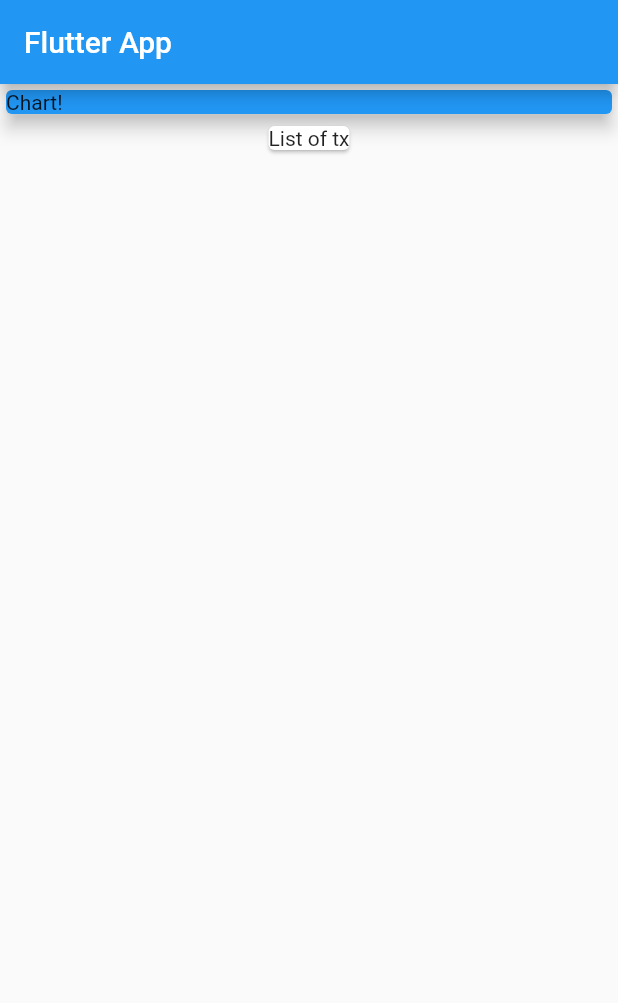
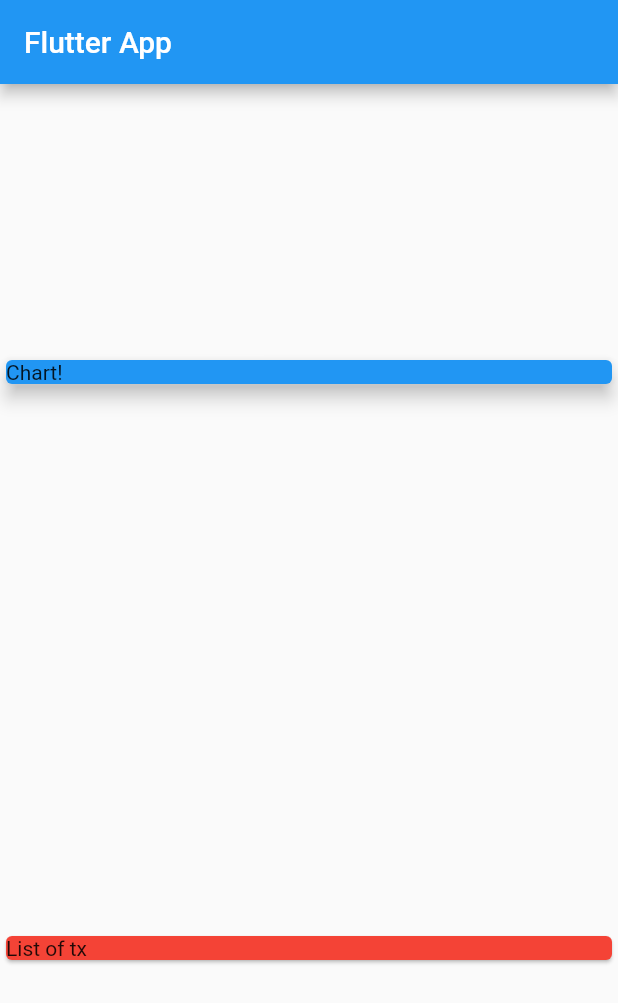
Before and after one commit to Lionel-P-Ablus/demo_02, a Flutter app: the screen it shows after launch, on a phone screen of 412 x 824 dp. Shown: the top 1003 px of the screen. Run offline on Flutter 3.47's test engine with Material 2 defaults, Android fonts, the light colour scheme and no system bars.

Commit message:
column alignment with mainAxisAlignment and crossAxisAlignment

```diff
--- a/lib/main.dart
+++ b/lib/main.dart
@@ -20,6 +20,8 @@ class MyHomePage extends StatelessWidget {
         title: Text('Flutter App'),
       ),
       body: Column(
+        mainAxisAlignment: MainAxisAlignment.spaceAround,
+        crossAxisAlignment: CrossAxisAlignment.stretch,
         children: [
           Container(
             width: double.infinity,
@@ -30,6 +32,7 @@ class MyHomePage extends StatelessWidget {
             ),
           ),
           Card(
+            color: Colors.red,
             child: Text('List of tx'),
           )
         ],
```
